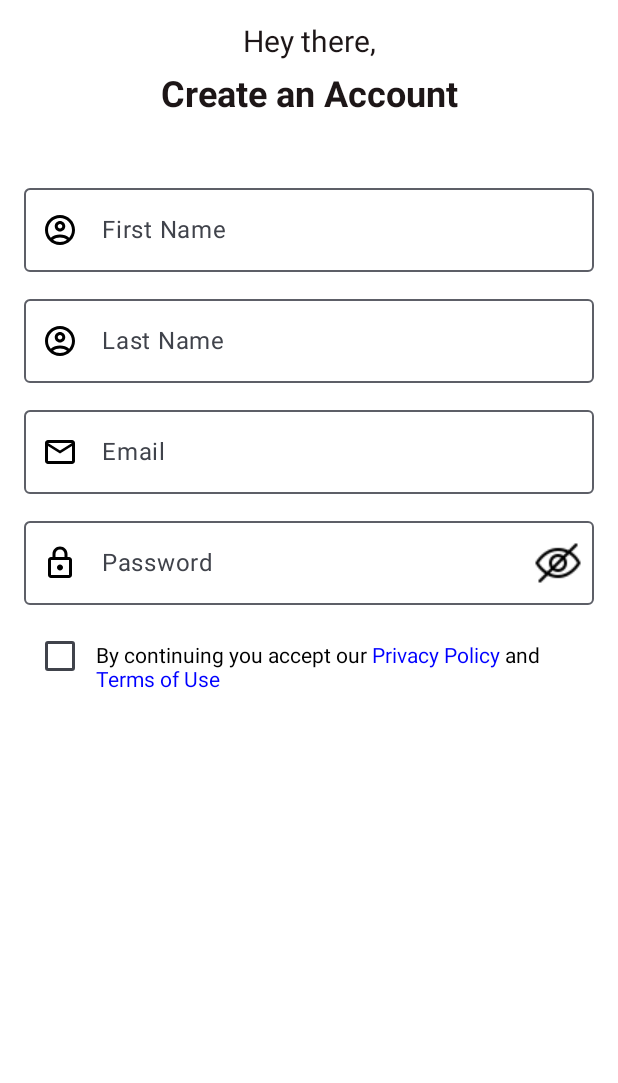
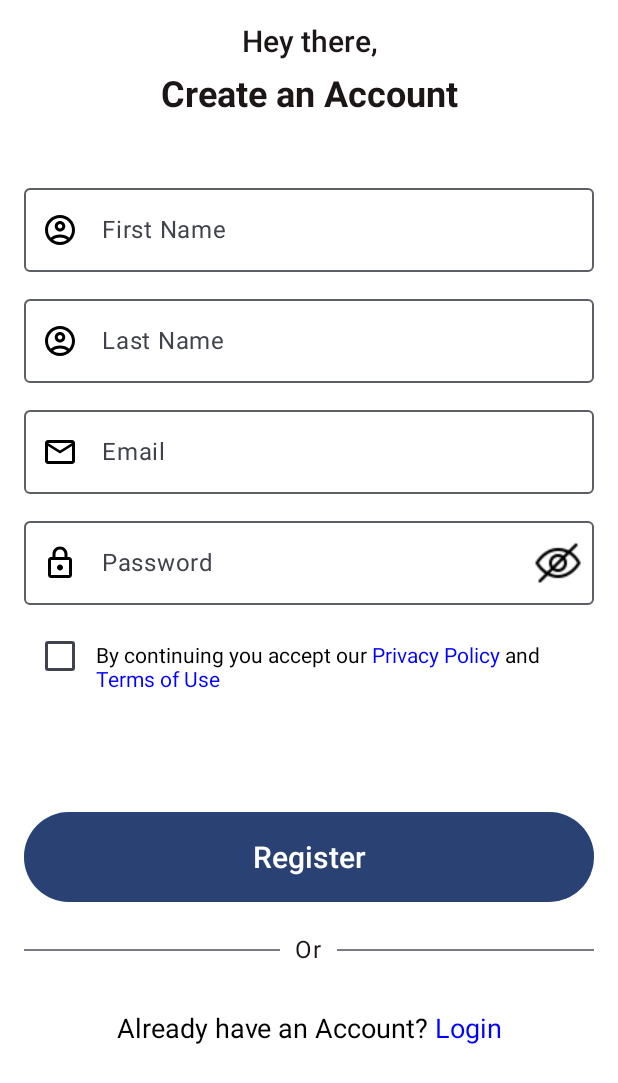
Before and after one commit to VISHALCHAND007/LoginApp_Jetpack_Compose, an Android app built with Jetpack Compose: the screen it shows after launch (MainActivity), on a phone screen of 412 x 824 dp. Shown: the top 1083 px of the screen. Run offline under Robolectric (Android 15) with nearby library versions, the phone set to English and light mode, and no system bars.

Commit message:
Added navigation component and created the sign in screen for user login.

```diff
--- a/app/build.gradle.kts
+++ b/app/build.gradle.kts
@@ -40,7 +40,7 @@ android {
         compose = true
     }
     composeOptions {
-        kotlinCompilerExtensionVersion = "1.4.3"
+        kotlinCompilerExtensionVersion = "1.4.0"
     }
     packaging {
         resources {
@@ -66,4 +66,5 @@ dependencies {
     androidTestImplementation("androidx.compose.ui:ui-test-junit4")
     debugImplementation("androidx.compose.ui:ui-tooling")
     debugImplementation("androidx.compose.ui:ui-test-manifest")
+    implementation("androidx.navigation:navigation-compose:2.6.0")
 }
--- a/app/src/main/java/com/example/login/MainActivity.kt
+++ b/app/src/main/java/com/example/login/MainActivity.kt
@@ -10,6 +10,8 @@ import androidx.compose.material3.Text
 import androidx.compose.runtime.Composable
 import androidx.compose.ui.Modifier
 import androidx.compose.ui.tooling.preview.Preview
+import com.example.login.navigate.Navigation
+import com.example.login.screens.SignInScreen
 import com.example.login.screens.SignUpScreen
 import com.example.login.ui.theme.LoginTheme
 
@@ -18,7 +20,7 @@ class MainActivity : ComponentActivity() {
         super.onCreate(savedInstanceState)
         setContent {
             LoginTheme {
-                SignUpScreen()
+                Navigation()
             }
         }
     }
--- a/app/src/main/java/com/example/login/components/AppComponents.kt
+++ b/app/src/main/java/com/example/login/components/AppComponents.kt
@@ -1,14 +1,18 @@
 package com.example.login.components
 
+import androidx.compose.foundation.background
 import androidx.compose.foundation.layout.Arrangement
 import androidx.compose.foundation.layout.Row
 import androidx.compose.foundation.layout.fillMaxWidth
 import androidx.compose.foundation.layout.height
-import androidx.compose.foundation.layout.heightIn
+import androidx.compose.foundation.layout.padding
+import androidx.compose.foundation.layout.width
+import androidx.compose.foundation.shape.RoundedCornerShape
 import androidx.compose.foundation.text.ClickableText
-import androidx.compose.foundation.text.KeyboardActions
 import androidx.compose.foundation.text.KeyboardOptions
+import androidx.compose.material3.Button
 import androidx.compose.material3.Checkbox
+import androidx.compose.material3.Divider
 import androidx.compose.material3.ExperimentalMaterial3Api
 import androidx.compose.material3.Icon
 import androidx.compose.material3.IconButton
@@ -21,12 +25,10 @@ import androidx.compose.runtime.remember
 import androidx.compose.runtime.setValue
 import androidx.compose.ui.Alignment
 import androidx.compose.ui.Modifier
+import androidx.compose.ui.graphics.Brush
 import androidx.compose.ui.graphics.Color
+import androidx.compose.ui.graphics.painter.Painter
 import androidx.compose.ui.graphics.vector.ImageVector
-import androidx.compose.ui.input.key.Key
-import androidx.compose.ui.modifier.modifierLocalMapOf
-import androidx.compose.ui.platform.LocalTextInputService
-import androidx.compose.ui.platform.textInputServiceFactory
 import androidx.compose.ui.res.colorResource
 import androidx.compose.ui.res.painterResource
 import androidx.compose.ui.res.stringResource
@@ -39,6 +41,7 @@ import androidx.compose.ui.text.input.KeyboardType
 import androidx.compose.ui.text.input.PasswordVisualTransformation
 import androidx.compose.ui.text.input.VisualTransformation
 import androidx.compose.ui.text.style.TextAlign
+import androidx.compose.ui.text.style.TextDecoration
 import androidx.compose.ui.text.withStyle
 import androidx.compose.ui.unit.Dp
 import androidx.compose.ui.unit.dp
@@ -55,7 +58,8 @@ fun NormalText(
             .fillMaxWidth(),
         style = TextStyle(
             fontSize = 20.sp,
-            color = colorResource(id = R.color.colorText)
+            color = colorResource(id = R.color.colorText),
+            fontWeight = FontWeight.SemiBold
         ),
         textAlign = TextAlign.Center
     )
@@ -213,12 +217,132 @@ fun TermsAndConditions(
             })
         ClickableText(
             text = termsAndConditionsStr, onClick = { offSet ->
-            termsAndConditionsStr.getStringAnnotations(offSet, offSet)
+                termsAndConditionsStr.getStringAnnotations(offSet, offSet)
+                    .firstOrNull()?.also { span ->
+                        if (span.item == termsOfUse || span.item == privacyPolicy) {
+                            onTextClicked(span.item)
+                        }
+                    }
+            })
+    }
+}
+
+@Composable
+fun ButtonComposable(
+    text: String,
+    icon: ImageVector? = null
+) {
+    Button(
+        modifier = Modifier
+            .fillMaxWidth()
+            .height(60.dp)
+            .background(
+                brush = Brush.horizontalGradient(
+                    listOf(
+                        colorResource(id = R.color.colorSecondary),
+                        colorResource(id = R.color.colorPrimary)
+                    )
+                ),
+                shape = RoundedCornerShape(50.dp)
+            ),
+        onClick = { }) {
+        if (icon != null) {
+            Icon(
+                imageVector = icon,
+                contentDescription = text,
+                tint = Color.Black,
+                modifier = Modifier.padding(end = 10.dp)
+            )
+        }
+        Text(
+            text = text,
+            style = TextStyle(
+                color = Color.White,
+                fontSize = 20.sp,
+                fontWeight = FontWeight.SemiBold
+            )
+        )
+    }
+}
+
+@Composable
+fun DividerComposable() {
+    Row(
+        modifier = Modifier.fillMaxWidth(),
+        verticalAlignment = Alignment.CenterVertically
+    ) {
+        Divider(
+            modifier = Modifier
+                .width(1.dp)
+                .background(colorResource(id = R.color.colorGray))
+                .weight(1f)
+        )
+        Text(
+            text = "Or",
+            color = colorResource(id = R.color.colorText),
+            modifier = Modifier.padding(10.dp)
+        )
+        Divider(
+            modifier = Modifier
+                .width(1.dp)
+                .background(colorResource(id = R.color.colorGray))
+                .weight(1f)
+        )
+    }
+}
+
+@Composable
+fun ClickableText(
+    displayText: String,
+    clickableText: String,
+    onClick: (String) -> Unit
+) {
+    val usedStr = buildAnnotatedString {
+        append(displayText)
+        withStyle(style = SpanStyle(color = Color.Blue)) {
+            pushStringAnnotation(tag = clickableText, annotation = clickableText)
+            append(" ")
+            append(clickableText)
+        }
+    }
+
+    ClickableText(
+        modifier = Modifier.fillMaxWidth(),
+        text = usedStr, onClick = { offSet ->
+            usedStr.getStringAnnotations(offSet, offSet)
                 .firstOrNull()?.also { span ->
-                    if (span.item == termsOfUse || span.item == privacyPolicy) {
-                        onTextClicked(span.item)
+                    if (span.item == clickableText) {
+                        onClick(clickableText)
                     }
                 }
-        })
+        },
+        style = TextStyle(
+            fontSize = 18.sp,
+            textAlign = TextAlign.Center
+        )
+    )
+}
+
+@Composable
+fun ForgotPasswordComposable(
+    text: String,
+    onClick: () -> Unit
+) {
+    val annotatedStr = buildAnnotatedString {
+        withStyle(style = SpanStyle(color = Color.Blue)) {
+            append(text)
+        }
     }
+    ClickableText(
+        text = annotatedStr,
+        onClick = {
+            onClick()
+        },
+        style = TextStyle(
+            fontSize = 16.sp,
+            textAlign = TextAlign.Center,
+            textDecoration = TextDecoration.Underline
+        ),
+        modifier = Modifier.fillMaxWidth(),
+    )
 }
--- /dev/null
+++ b/app/src/main/java/com/example/login/navigate/Navigation.kt
@@ -0,0 +1,21 @@
+package com.example.login.navigate
+
+import androidx.compose.runtime.Composable
+import androidx.navigation.compose.NavHost
+import androidx.navigation.compose.composable
+import androidx.navigation.compose.rememberNavController
+import com.example.login.screens.SignInScreen
+import com.example.login.screens.SignUpScreen
+
+@Composable
+fun Navigation() {
+    val navigationController = rememberNavController()
+    NavHost(navController = navigationController, startDestination = Screen.SignUpScreen.route) {
+        composable(route = Screen.SignUpScreen.route) {
+            SignUpScreen(navigationController)
+        }
+        composable(route = Screen.SignInScreen.route) {
+            SignInScreen(navigationController)
+        }
+    }
+}
--- /dev/null
+++ b/app/src/main/java/com/example/login/navigate/Screen.kt
@@ -0,0 +1,15 @@
+package com.example.login.navigate
+
+sealed class Screen(val route: String) {
+    object SignUpScreen: Screen("sign_up")
+    object SignInScreen: Screen("sign_in")
+
+    fun args(vararg arg: String): String{
+        return buildString {
+            append(route)
+            arg.forEach {
+                append("/$it")
+            }
+        }
+    }
+}
--- a/app/src/main/java/com/example/login/screens/SignUpScreen.kt
+++ b/app/src/main/java/com/example/login/screens/SignUpScreen.kt
@@ -14,18 +14,22 @@ import androidx.compose.runtime.Composable
 import androidx.compose.ui.Modifier
 import androidx.compose.ui.graphics.Color
 import androidx.compose.ui.res.stringResource
-import androidx.compose.ui.tooling.preview.Preview
 import androidx.compose.ui.unit.dp
+import androidx.navigation.NavHostController
 import com.example.login.R
 import com.example.login.components.BoldText
+import com.example.login.components.ButtonComposable
+import com.example.login.components.ClickableText
+import com.example.login.components.DividerComposable
 import com.example.login.components.NormalText
 import com.example.login.components.PasswordTextField
 import com.example.login.components.Spacer
 import com.example.login.components.TermsAndConditions
 import com.example.login.components.TextField
+import com.example.login.navigate.Screen
 
 @Composable
-fun SignUpScreen() {
+fun SignUpScreen(navigationController: NavHostController) {
     Surface(
         modifier = Modifier
             .fillMaxSize()
@@ -70,6 +74,18 @@ fun SignUpScreen() {
             TermsAndConditions(onCheckBoxClicked = {}, onTextClicked = {
                 Log.e("here==", it)
             })
+            Spacer(value = 80.dp)
+            ButtonComposable(text = "Register")
+            Spacer()
+            DividerComposable()
+            Spacer(value = 20.dp)
+            ClickableText(displayText = stringResource(id = R.string.already_have_an_account),
+                clickableText = stringResource(id = R.string.app_name),
+                onClick = {
+                    if(it == "Login") {
+                        navigationController.navigate(Screen.SignInScreen.route)
+                    }
+                })
         }
     }
 }
--- a/app/src/main/res/values/colors.xml
+++ b/app/src/main/res/values/colors.xml
@@ -9,7 +9,7 @@
     <color name="white">#FFFFFFFF</color>
 
     //my colors
-    <color name="colorPrimary">#92A3FD</color>
+    <color name="colorPrimary">#8395F3</color>
     <color name="colorSecondary">#9DCEFF</color>
     <color name="colorText">#1D1617</color>
     <color name="colorAccent">#C58BF2</color>
--- a/app/src/main/res/values/strings.xml
+++ b/app/src/main/res/values/strings.xml
@@ -14,4 +14,7 @@
     <string name="privacy_policy">Privacy Policy</string>
     <string name="and">and</string>
     <string name="terms_of_use">Terms of Use</string>
+    <string name="welcome_back">Welcome Back</string>
+    <string name="forgot_password">Forgot your password?\n</string>
+    <string name="dont_have_an_account">Don\'t have an account yet?</string>
 </resources>
--- a/build.gradle.kts
+++ b/build.gradle.kts
@@ -1,5 +1,5 @@
 // Top-level build file where you can add configuration options common to all sub-projects/modules.
 plugins {
     id("com.android.application") version "8.1.0" apply false
-    id("org.jetbrains.kotlin.android") version "1.8.10" apply false
+    id("org.jetbrains.kotlin.android") version "1.8.0" apply false
 }
```
Also changed, not shown: app/src/main/java/com/example/login/screens/SignInScreen.kt (added, +67 -0 lines).
